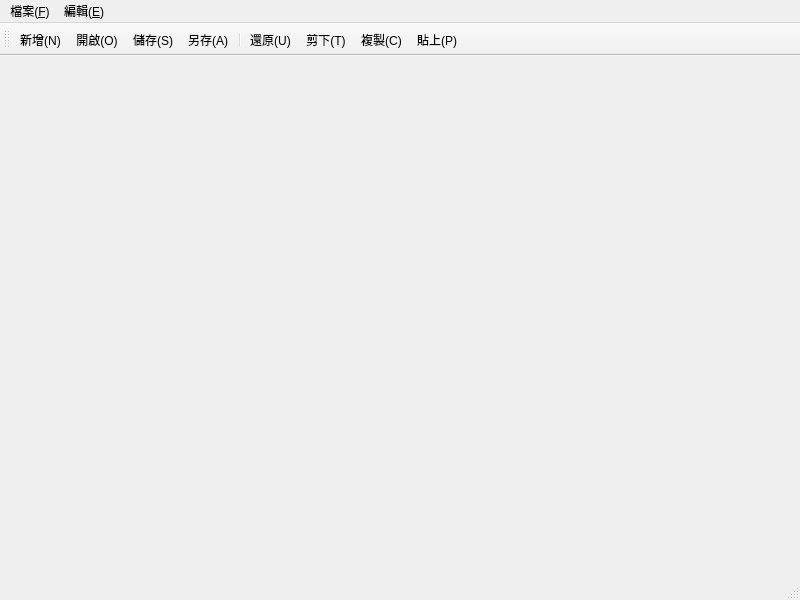
The window that mainwindow.ui (kem1005/designwindows) describes before a commit, drawn with Qt 5.
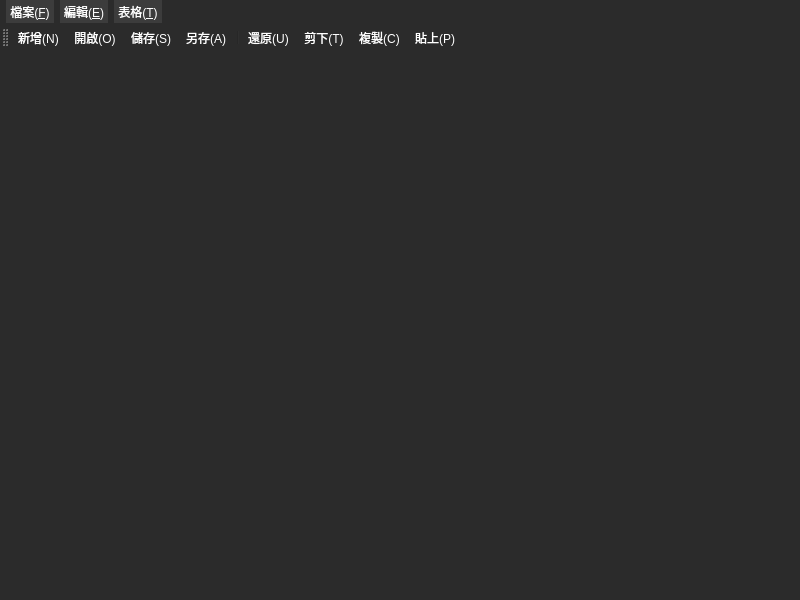
The same window after the commit.

Commit message: Update UI to dark theme and add table menu with row/column operations

Diff of the .ui file:
```diff
--- a/mainwindow.ui
+++ b/mainwindow.ui
@@ -13,6 +13,43 @@
   <property name="windowTitle">
    <string>MainWindow</string>
   </property>
+  <property name="styleSheet">
+   <string notr="true">QMainWindow {
+    background-color: #2b2b2b;
+    color: #ffffff;
+}
+QMenuBar {
+    background-color: #3c3c3c;
+    color: #ffffff;
+}
+QMenuBar::item {
+    background-color: #3c3c3c;
+    color: #ffffff;
+}
+QMenuBar::item:selected {
+    background-color: #505050;
+}
+QMenu {
+    background-color: #3c3c3c;
+    color: #ffffff;
+    border: 1px solid #555555;
+}
+QMenu::item:selected {
+    background-color: #505050;
+}
+QToolBar {
+    background-color: #3c3c3c;
+    border: none;
+}
+QStatusBar {
+    background-color: #3c3c3c;
+    color: #ffffff;
+}
+QWidget {
+    background-color: #2b2b2b;
+    color: #ffffff;
+}</string>
+  </property>
   <widget class="QWidget" name="centralwidget"/>
   <widget class="QMenuBar" name="menubar">
    <property name="geometry">
@@ -44,8 +81,19 @@
     <addaction name="actionCopy"/>
     <addaction name="actionAll"/>
    </widget>
+   <widget class="QMenu" name="menu_3">
+    <property name="title">
+     <string>表格(&amp;T)</string>
+    </property>
+    <addaction name="actionAddRow"/>
+    <addaction name="actionAddColumn"/>
+    <addaction name="separator"/>
+    <addaction name="actionDeleteRow"/>
+    <addaction name="actionDeleteColumn"/>
+   </widget>
    <addaction name="menu"/>
    <addaction name="menu_2"/>
+   <addaction name="menu_3"/>
   </widget>
   <widget class="QStatusBar" name="statusbar"/>
   <widget class="QToolBar" name="toolBar">
```
Left out of the diff: 32 changed lines with no effect on the pictures. The commit also changes 1 other file.
